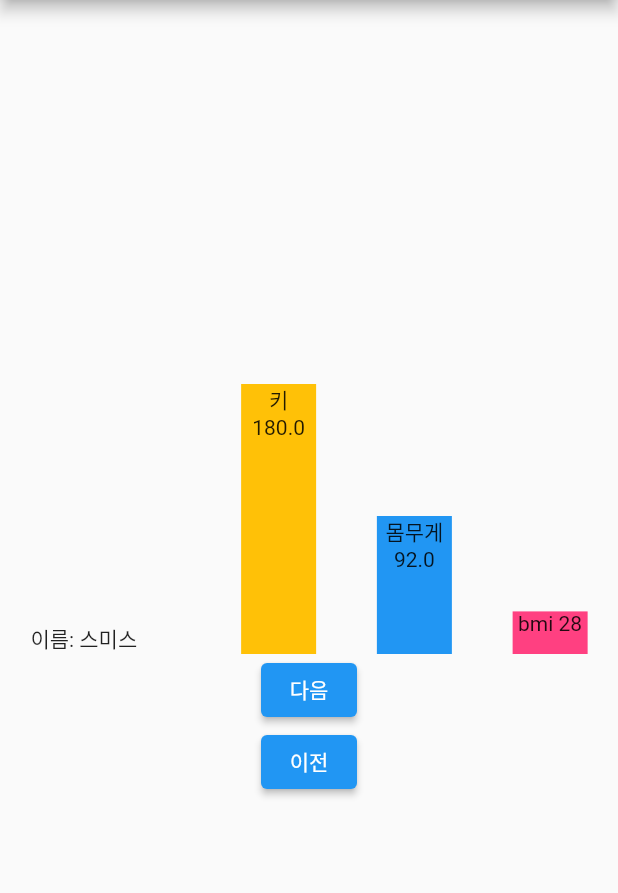
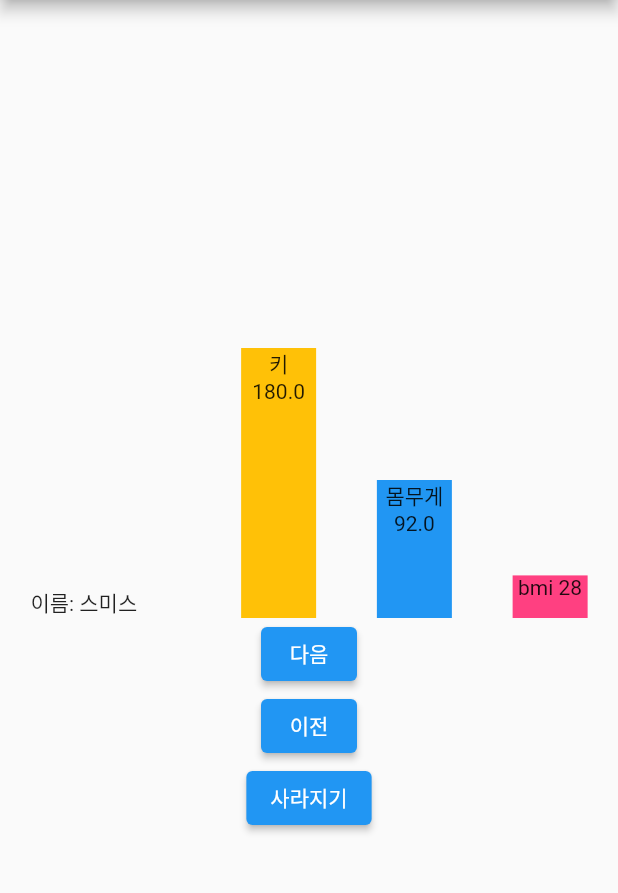
Before and after one commit to minwoo129/FlutterExcercise, a Flutter app: the screen it shows after launch, on a phone screen of 412 x 824 dp, the part 84-977 px from its top. Run offline on Flutter 3.47's test engine with Material 2 defaults, Android fonts, the phone set to English and light mode, and no system bars; our stand-ins replace dio, shared_preferences, sqflite; accounts and stored records are empty.

Commit message:
animation_ex: 불투명도 에니메이션

```diff
--- a/flutter_animation_ex/lib/main.dart
+++ b/flutter_animation_ex/lib/main.dart
@@ -28,6 +28,7 @@ class AnimationApp extends StatefulWidget {
 class _AnimationApp extends State<AnimationApp> {
   List<People> peoples = new List.empty(growable: true);
   Color weightColor = Colors.blue;
+  double _opacity = 1;
   int current = 0;
 
   @override
@@ -58,7 +59,10 @@ class _AnimationApp extends State<AnimationApp> {
         child: Center(
           child: Column(
             children: <Widget>[
-              SizedBox(
+              AnimatedOpacity(
+                opacity: _opacity,
+                duration: Duration(seconds: 1),
+                child: SizedBox(
                   child: Row(
                     children: <Widget>[
                       SizedBox(width: 100, child: Text('이름: ${peoples[current].name}')),
@@ -101,6 +105,7 @@ class _AnimationApp extends State<AnimationApp> {
                   ),
                   height: 200,
                 ),
+              ),
               ElevatedButton(
                 onPressed: () {
                   setState(() {
@@ -119,6 +124,14 @@ class _AnimationApp extends State<AnimationApp> {
                 },
                 child: Text('이전'),
               ),
+              ElevatedButton(
+                onPressed: () {
+                  setState(() {
+                    _opacity == 1 ? _opacity = 0 : _opacity = 1;
+                  });
+                },
+                child: Text('사라지기'),
+              ),
             ],
             mainAxisAlignment: MainAxisAlignment.center,
           ),
```
Lines whose indentation alone changed are shown as unchanged.
